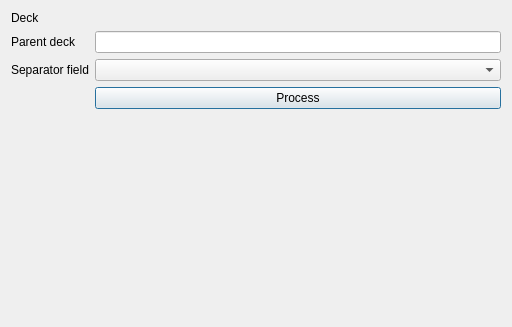
First picture: the form in designer/form.ui, repository abdnh/anki-deck-separator, before the edit.
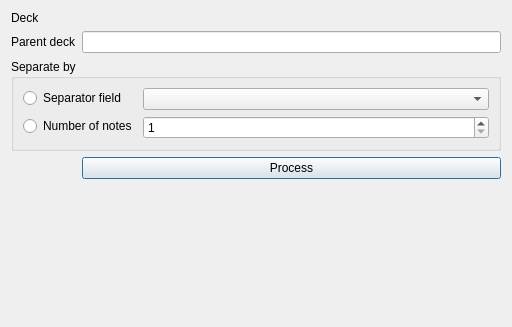
Second picture: the form after the edit.

Commit message: Add option to separate notes by number

```diff
--- a/designer/form.ui
+++ b/designer/form.ui
@@ -14,33 +14,6 @@
    <string>Dialog</string>
   </property>
   <layout class="QFormLayout" name="formLayout_2">
-   <item row="2" column="0">
-    <widget class="QLabel" name="label_5">
-     <property name="text">
-      <string>Separator field</string>
-     </property>
-    </widget>
-   </item>
-   <item row="2" column="1">
-    <widget class="QComboBox" name="separatorFieldComboBox"/>
-   </item>
-   <item row="3" column="1">
-    <widget class="QPushButton" name="processButton">
-     <property name="text">
-      <string>Process</string>
-     </property>
-    </widget>
-   </item>
-   <item row="1" column="0">
-    <widget class="QLabel" name="label">
-     <property name="text">
-      <string>Parent deck</string>
-     </property>
-    </widget>
-   </item>
-   <item row="1" column="1">
-    <widget class="QLineEdit" name="parentDeckLineEdit"/>
-   </item>
    <item row="0" column="0">
     <widget class="QLabel" name="label_2">
      <property name="text">
@@ -51,6 +24,59 @@
    <item row="0" column="1">
     <widget class="QWidget" name="deckChooser" native="true"/>
    </item>
+   <item row="1" column="0">
+    <widget class="QLabel" name="label">
+     <property name="text">
+      <string>Parent deck</string>
+     </property>
+    </widget>
+   </item>
+   <item row="1" column="1">
+    <widget class="QLineEdit" name="parentDeckLineEdit"/>
+   </item>
+   <item row="2" column="0" colspan="2">
+    <widget class="QGroupBox" name="groupBox">
+     <property name="title">
+      <string>Separate by</string>
+     </property>
+     <layout class="QFormLayout" name="formLayout">
+      <item row="0" column="0">
+       <widget class="QRadioButton" name="separatorFieldRadioButton">
+        <property name="text">
+         <string>Separator field</string>
+        </property>
+       </widget>
+      </item>
+      <item row="0" column="1">
+       <widget class="QComboBox" name="separatorFieldComboBox"/>
+      </item>
+      <item row="1" column="0">
+       <widget class="QRadioButton" name="numberOfCardsRadioButton">
+        <property name="text">
+         <string>Number of notes</string>
+        </property>
+       </widget>
+      </item>
+      <item row="1" column="1">
+       <widget class="QSpinBox" name="numberOfCardsSpinBox">
+        <property name="minimum">
+         <number>1</number>
+        </property>
+        <property name="maximum">
+         <number>1000000</number>
+        </property>
+       </widget>
+      </item>
+     </layout>
+    </widget>
+   </item>
+   <item row="3" column="1">
+    <widget class="QPushButton" name="processButton">
+     <property name="text">
+      <string>Process</string>
+     </property>
+    </widget>
+   </item>
   </layout>
  </widget>
  <tabstops>
```
Left out of the diff: 1 changed line with no effect on the pictures. The commit also changes 5 other files.
